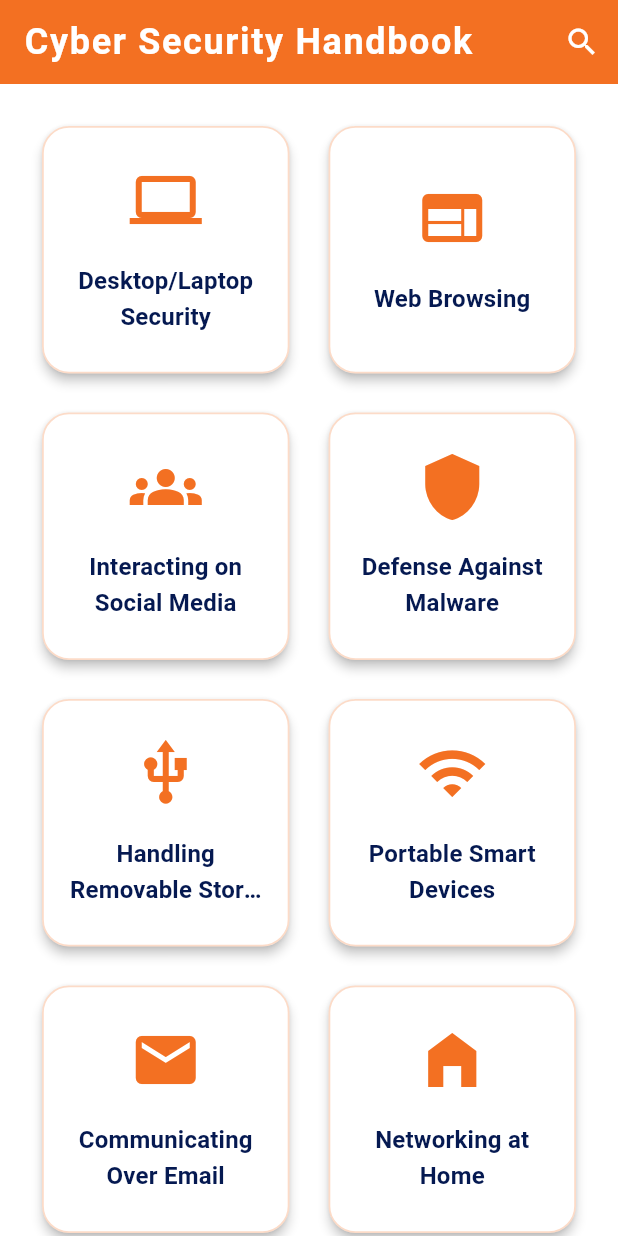
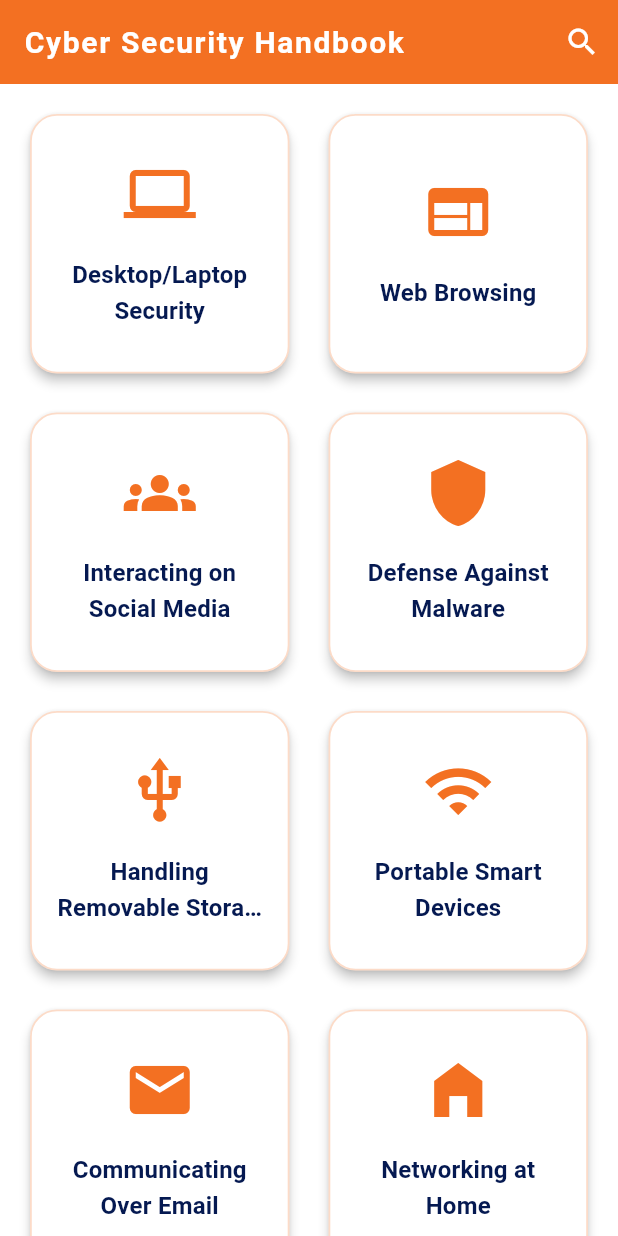
Before and after one commit to pranav2310/cyber_security_handbook, a Flutter app: the screen it shows after launch, on a phone screen of 412 x 824 dp. Run offline on Flutter 3.47's test engine with Material 3 defaults, Android fonts, the phone set to English and light mode, and no system bars; our stand-ins replace scrollable_positioned_list; missing offline and left inert: gpt_markdown.

Commit message:
Minor Adjustments

```diff
--- a/lib/screens/starting_grid.dart
+++ b/lib/screens/starting_grid.dart
@@ -1,6 +1,5 @@
 import 'package:cyber_security/screens/search_screen.dart';
 import 'package:cyber_security/widgets/starting_grid_item.dart';
-import 'package:flutter/foundation.dart';
 import 'package:flutter/material.dart';
 
 final Color orange = const Color(0xFFF37022);
@@ -77,25 +76,47 @@ class StartingGrid extends StatelessWidget {
 
   int _getCrossAxisCount(BuildContext context) {
     final width = MediaQuery.of(context).size.width;
-    if (kIsWeb) {
-      if (width > 1200) return 5;
-      if (width > 900) return 4;
-      if (width > 600) return 3;
-      return 2;
-    } else {
-      if (width > 900) return 3;
-      return 2;
-    }
+    if (width > 1200) return 5; // Extra wide screens
+    if (width > 900) return 4;  // Large desktop screens
+    if (width > 600) return 3;  // Tablet/smaller desktop screens
+    return 2;                  // Mobile phones
   }
 
   double _getChildAspectRatio(BuildContext context) {
     final width = MediaQuery.of(context).size.width;
-    if (kIsWeb) {
-      if (width > 1200) return 5 / 3;
-      if (width > 900) return 4 / 3;
-      return 3 / 3;
+    if (width > 1200) return 5 / 4; // Wider items for more columns
+    if (width > 900) return 4 / 3;  // Standard wider items
+    return 3 / 3;                   // Square items for smaller screens
+  }
+
+  EdgeInsets _getGridPadding(BuildContext context) {
+    final width = MediaQuery.of(context).size.width;
+    if (width > 900) {
+      return const EdgeInsets.all(32); // More padding for larger screens
+    } else if (width > 600) {
+      return const EdgeInsets.all(24); // Medium padding for tablets
     } else {
-      return 3 / 3;
+      return const EdgeInsets.all(16); // Less padding for mobile
+    }
+  }
+
+  double _getAppBarTitleFontSize(BuildContext context) {
+    final width = MediaQuery.of(context).size.width;
+    if (width > 900) {
+      return 28; // Larger font for desktop
+    } else if (width > 600) {
+      return 24; // Standard font for tablets
+    } else {
+      return 20; // Smaller font for mobile
+    }
+  }
+
+  double _getAppBarIconSize(BuildContext context) {
+    final width = MediaQuery.of(context).size.width;
+    if (width > 900) {
+      return 30; // Larger icon for desktop
+    } else {
+      return 24; // Standard icon for mobile/tablet
     }
   }
 
@@ -109,14 +130,18 @@ class StartingGrid extends StatelessWidget {
           style: TextStyle(
             color: white,
             fontWeight: FontWeight.bold,
-            fontSize: 24,
+            fontSize: _getAppBarTitleFontSize(context),
             letterSpacing: 1.1,
           ),
         ),
         actions: [
           IconButton(
             tooltip: 'Search Articles',
-            icon: Icon(Icons.search, color: white),
+            icon: Icon(
+              Icons.search,
+              color: white,
+              size: _getAppBarIconSize(context),
+            ),
             onPressed: () {
               Navigator.push(
                 context,
@@ -136,7 +161,7 @@ class StartingGrid extends StatelessWidget {
       body: LayoutBuilder(
         builder: (context, constraints) {
           return GridView.builder(
-            padding: const EdgeInsets.all(24),
+            padding: _getGridPadding(context),
             gridDelegate: SliverGridDelegateWithFixedCrossAxisCount(
               crossAxisCount: _getCrossAxisCount(context),
               childAspectRatio: _getChildAspectRatio(context),
--- a/lib/widgets/starting_grid_item.dart
+++ b/lib/widgets/starting_grid_item.dart
@@ -1,5 +1,4 @@
 import 'package:cyber_security/screens/article_screen.dart';
-import 'package:flutter/foundation.dart';
 import 'package:flutter/material.dart';
 
 class StartingGridItem extends StatelessWidget {
@@ -35,10 +34,16 @@ class StartingGridItem extends StatelessWidget {
     final double calculatedTextScale = MediaQuery.of(context).textScaler.scale(1.0) > 1.0 ? 0.9 : 1.0;
 
     double iconSize;
-    if (kIsWeb) {
-      iconSize = screenWidth < 600 ? 56 : 72; // Smaller icon for web on narrow screens
+    if (screenWidth < 360) {
+      iconSize = 40; // Very small screens (e.g., small phones)
+    } else if (screenWidth < 600) {
+      iconSize = 48; // Standard phone screens
+    } else if (screenWidth < 900) {
+      iconSize = 56; // Small tablets / larger phones
+    } else if (screenWidth < 1200) {
+      iconSize = 64; // Larger tablets / small desktop
     } else {
-      iconSize = screenWidth < 400 ? 40 : 48; // Smaller icon for mobile on very narrow screens
+      iconSize = 72; // Large desktop screens
     }
 
     return Card(
```
